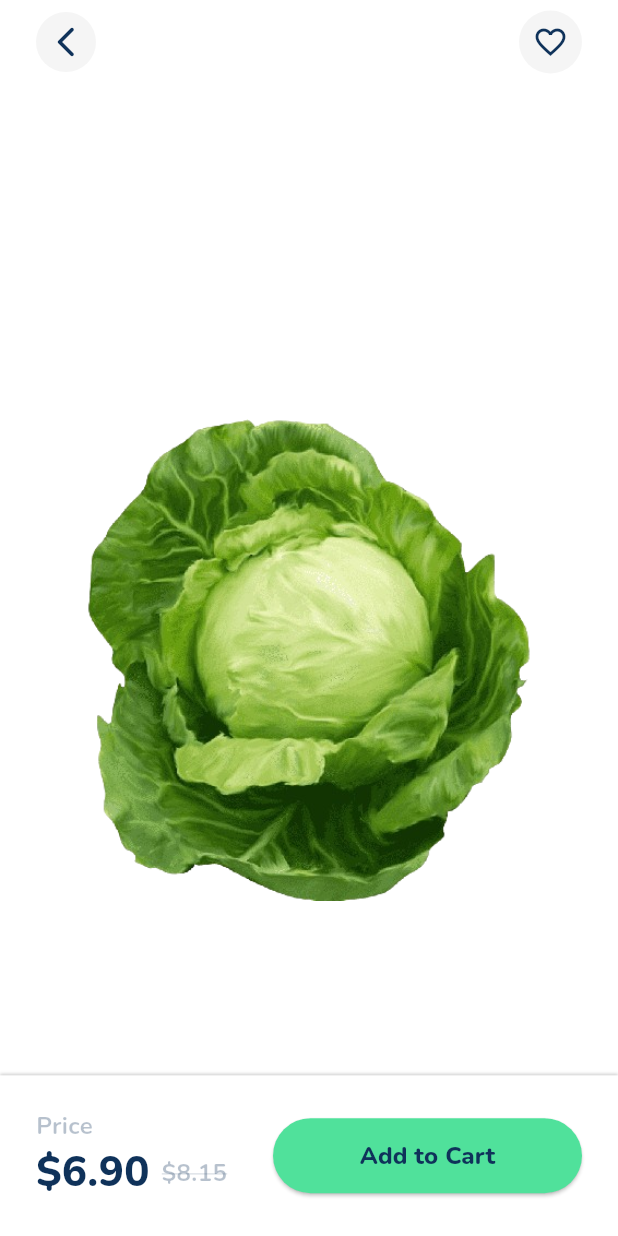
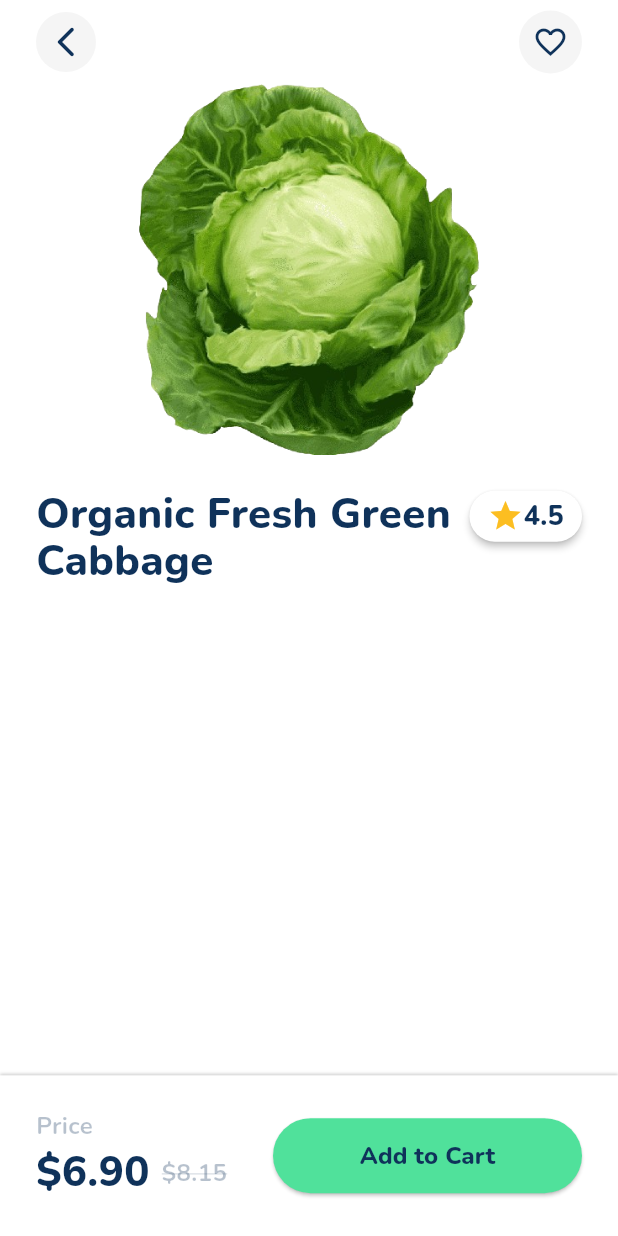
Before and after one commit to douglasrsantos/challenge_bento, a Flutter app: the ItemDetailPage screen opened by its route, on a phone screen of 412 x 824 dp. Run offline on Flutter 3.47's test engine with Material 3 defaults, Android fonts, the phone set to English and light mode, and no system bars; our stand-ins replace flutter_mobx, get_it, go_router, google_fonts, mobx, smooth_page_indicator; generated files the repository leaves out were written again.

Commit message:
chore: created title and rating on item detail page

```diff
--- a/lib/app/modules/item_detail/item_detail_page.dart
+++ b/lib/app/modules/item_detail/item_detail_page.dart
@@ -16,12 +16,14 @@ class ItemDetailPage extends StatelessWidget {
       ),
       body: Stack(
         children: [
-          Column(
-            children: [
-              Expanded(
-                child: ImageList(),
-              ),
-            ],
+          Positioned.fill(
+            child: Column(
+              mainAxisSize: MainAxisSize.min,
+              children: [
+                ImageList(),
+                TitleAndRating(),
+              ],
+            ),
           ),
           Positioned.fill(
             child: Align(
--- a/lib/app/modules/item_detail/item_detail_widgets.dart/image_list.dart
+++ b/lib/app/modules/item_detail/item_detail_widgets.dart/image_list.dart
@@ -6,11 +6,14 @@ class ImageList extends StatelessWidget {
 
   @override
   Widget build(BuildContext context) {
-    return PageView.builder(
-      itemCount: 3,
-      itemBuilder: (context, index) {
-        return Image.asset(AppImages.cabbage1);
-      },
+    return SizedBox(
+      height: MediaQuery.of(context).size.height*0.3,
+      child: PageView.builder(
+        itemCount: 3,
+        itemBuilder: (context, index) {
+          return Image.asset(AppImages.cabbage1);
+        },
+      ),
     );
   }
 }
--- a/lib/app/modules/item_detail/item_detail_widgets.dart/item_detail_widgets.dart
+++ b/lib/app/modules/item_detail/item_detail_widgets.dart/item_detail_widgets.dart
@@ -1,3 +1,4 @@
 export './price_and_add_to_cart.dart';
 export './image_list.dart';
 export './content_image_list.dart';
+export './title_and_rating.dart';
--- /dev/null
+++ b/lib/app/modules/item_detail/item_detail_widgets.dart/title_and_rating.dart
@@ -0,0 +1,54 @@
+import 'package:flutter/material.dart';
+
+import 'package:challenge_bento/app/core/ui/ui.dart';
+
+class TitleAndRating extends StatelessWidget {
+  const TitleAndRating({super.key});
+
+  @override
+  Widget build(BuildContext context) {
+    return Padding(
+      padding: const EdgeInsets.all(24),
+      child: Row(
+        mainAxisSize: MainAxisSize.min,
+        crossAxisAlignment: CrossAxisAlignment.start,
+        children: [
+          Expanded(
+            child: Text(
+              'Organic Fresh Green Cabbage',
+              style: AppFonts.bigText.copyWith(height: 1.1),
+            ),
+          ),
+          Card(
+            margin: const EdgeInsets.all(0),
+            elevation: 2,
+            color: AppColors.backgroundColor,
+            shape: RoundedRectangleBorder(
+              borderRadius: BorderRadius.circular(24),
+            ),
+            child: Padding(
+              padding: const EdgeInsets.symmetric(
+                horizontal: 12,
+                vertical: 4,
+              ),
+              child: Row(
+                mainAxisSize: MainAxisSize.min,
+                children: [
+                  Icon(
+                    Icons.star,
+                    size: 24,
+                    color: AppColors.ratingStar,
+                  ),
+                  Text(
+                    '4.5',
+                    style: AppFonts.emphasisHome,
+                  ),
+                ],
+              ),
+            ),
+          )
+        ],
+      ),
+    );
+  }
+}
```
